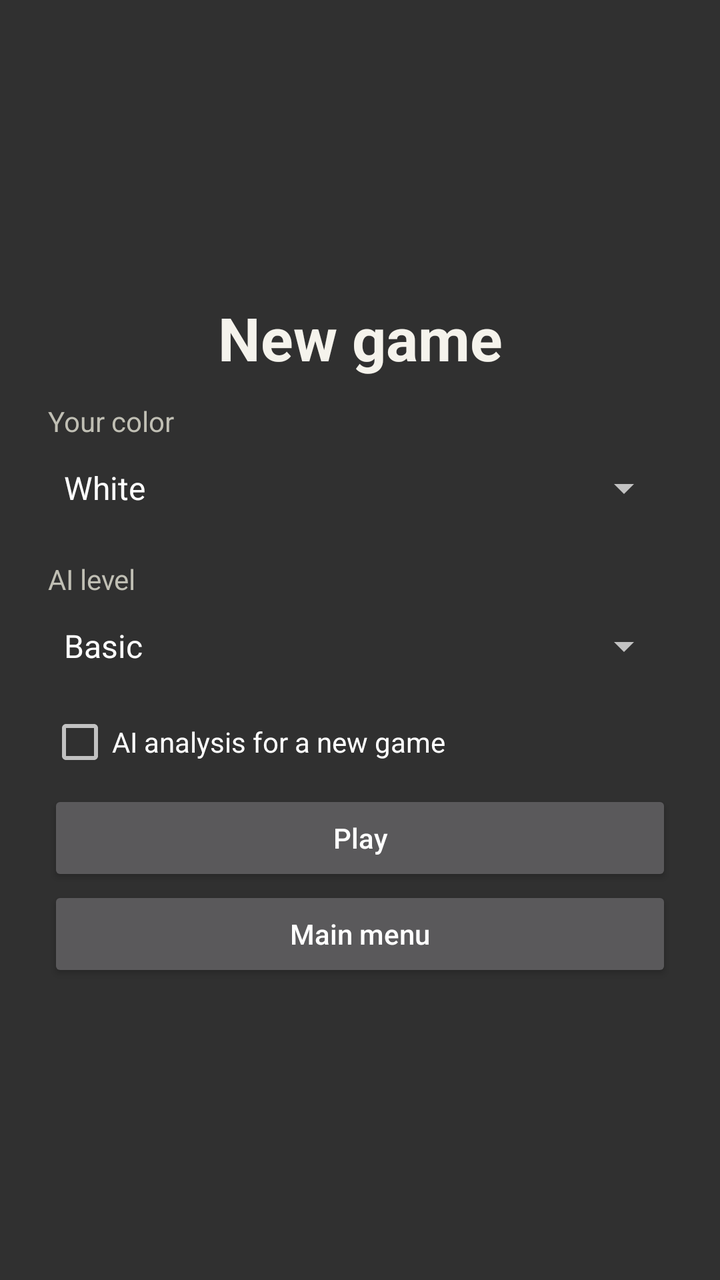
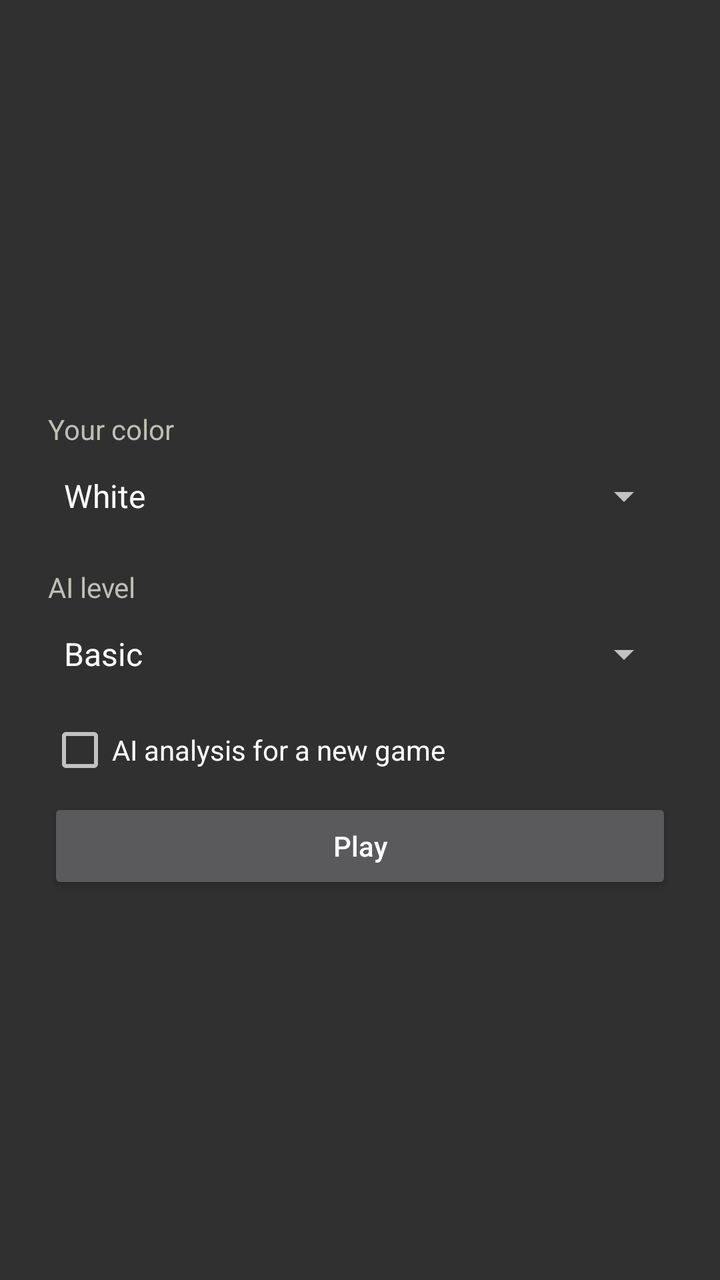

Screens rendered from an Android XML layout before and after an edit, with the pre-edit source and the edit as a unified diff.
<!-- AndroidManifest.xml: application theme android:Theme.Material.NoActionBar -->
<!-- res/layout/match_setup.xml -->
<ScrollView xmlns:android="http://schemas.android.com/apk/res/android"
    android:layout_width="match_parent" android:layout_height="match_parent" android:fillViewport="true">
    <LinearLayout android:layout_width="match_parent" android:layout_height="wrap_content"
        android:gravity="center_vertical" android:orientation="vertical" android:padding="24dp">
        <TextView android:layout_width="match_parent" android:layout_height="wrap_content"
            android:gravity="center" android:text="@string/match_setup_title" android:textColor="#f5f3ec"
            android:textSize="30sp" android:textStyle="bold" />
        <TextView style="@style/MenuSection" android:labelFor="@+id/match_color" android:text="@string/match_choose_color" />
        <Spinner android:id="@id/match_color" android:layout_width="match_parent" android:layout_height="48dp"
            android:entries="@array/match_colors" android:spinnerMode="dropdown" />
        <TextView style="@style/MenuSection" android:labelFor="@+id/match_level" android:text="@string/match_choose_level" />
        <Spinner android:id="@id/match_level" android:layout_width="match_parent" android:layout_height="48dp"
            android:entries="@array/match_levels" android:spinnerMode="dropdown" />
        <CheckBox android:id="@+id/match_analysis_option" android:layout_width="match_parent"
            android:layout_height="wrap_content" android:minHeight="48dp" android:text="@string/match_analysis_option" />
        <TextView android:id="@+id/match_replacement_note" style="@style/MenuSection" android:text="@string/match_replacement_note"
            android:visibility="gone" />
        <Button android:id="@+id/match_start" style="@style/ChapterEntry" android:text="@string/match_start" />
        <Button android:id="@+id/setup_home" style="@style/ChapterEntry" android:text="@string/main_menu" />
    </LinearLayout>
</ScrollView>
<!-- resources referenced by this layout -->
<resources>
  <string-array name="match_colors">
          <item>@string/white</item><item>@string/black</item><item>@string/match_random_color</item>
      </string-array>
  <string-array name="match_levels">
          <item>@string/match_basic</item><item>@string/match_advanced</item><item>@string/match_hard</item>
      </string-array>
  <string name="main_menu">Main menu</string>
  <string name="match_analysis_option">AI analysis for a new game</string>
  <string name="match_choose_color">Your color</string>
  <string name="match_choose_level">AI level</string>
  <string name="match_replacement_note">Starting a new game replaces the oldest saved game.</string>
  <string name="match_setup_title">New game</string>
  <string name="match_start">Play</string>
  <style name="ChapterEntry">
          <item name="android:layout_width">match_parent</item>
          <item name="android:layout_height">wrap_content</item>
          <item name="android:minHeight">48dp</item>
          <item name="android:textAllCaps">false</item>
      </style>
  <style name="MenuSection">
          <item name="android:layout_width">match_parent</item>
          <item name="android:layout_height">wrap_content</item>
          <item name="android:layout_marginTop">12dp</item>
          <item name="android:textColor">#c0bfb4</item>
          <item name="android:textSize">14sp</item>
      </style>
  <string name="white">White</string>
  <string name="black">Black</string>
  <string name="match_random_color">Random</string>
  <string name="match_basic" translatable="false">Basic</string>
  <string name="match_advanced" translatable="false">Advanced</string>
  <string name="match_hard" translatable="false">Hard</string>
</resources>

<!-- the commit's change to res/layout/match_setup.xml (unified diff, before → after) -->
@@ -2,9 +2,7 @@
     android:layout_width="match_parent" android:layout_height="match_parent" android:fillViewport="true">
     <LinearLayout android:layout_width="match_parent" android:layout_height="wrap_content"
         android:gravity="center_vertical" android:orientation="vertical" android:padding="24dp">
-        <TextView android:layout_width="match_parent" android:layout_height="wrap_content"
-            android:gravity="center" android:text="@string/match_setup_title" android:textColor="#f5f3ec"
-            android:textSize="30sp" android:textStyle="bold" />
+        <FrameLayout android:id="@+id/setup_header" android:layout_width="match_parent" android:layout_height="wrap_content" />
         <TextView style="@style/MenuSection" android:labelFor="@+id/match_color" android:text="@string/match_choose_color" />
         <Spinner android:id="@id/match_color" android:layout_width="match_parent" android:layout_height="48dp"
             android:entries="@array/match_colors" android:spinnerMode="dropdown" />
@@ -16,6 +14,5 @@
         <TextView android:id="@+id/match_replacement_note" style="@style/MenuSection" android:text="@string/match_replacement_note"
             android:visibility="gone" />
         <Button android:id="@+id/match_start" style="@style/ChapterEntry" android:text="@string/match_start" />
-        <Button android:id="@+id/setup_home" style="@style/ChapterEntry" android:text="@string/main_menu" />
     </LinearLayout>
 </ScrollView>
<!-- resource entries referenced after the edit -->
@@ -6,12 +6,10 @@
   <string-array name="match_levels">
           <item>@string/match_basic</item><item>@string/match_advanced</item><item>@string/match_hard</item>
       </string-array>
-  <string name="main_menu">Main menu</string>
   <string name="match_analysis_option">AI analysis for a new game</string>
   <string name="match_choose_color">Your color</string>
   <string name="match_choose_level">AI level</string>
   <string name="match_replacement_note">Starting a new game replaces the oldest saved game.</string>
-  <string name="match_setup_title">New game</string>
   <string name="match_start">Play</string>
   <style name="ChapterEntry">
           <item name="android:layout_width">match_parent</item>
